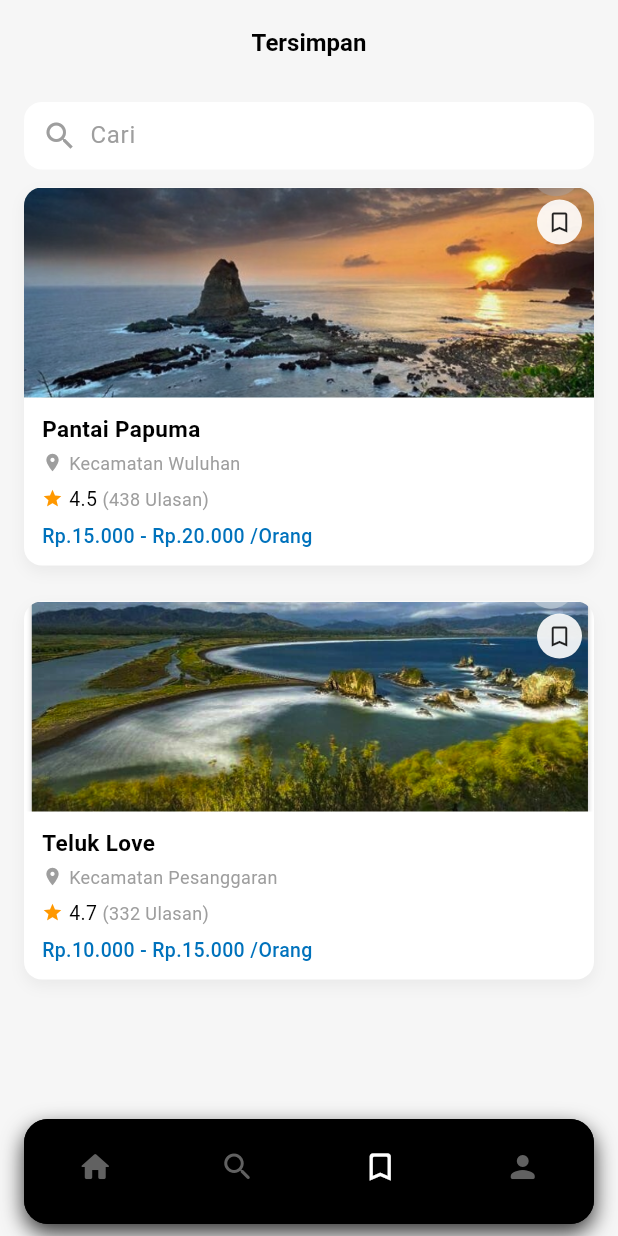
After one commit to Mysthios/J-Tour, a Flutter app: the SavedPage screen opened directly, on a phone screen of 412 x 824 dp. The commit adds this screen. Run offline on Flutter 3.47's test engine with Material 3 defaults, Android fonts, the phone set to English and light mode, and no system bars; our stand-ins replace flutter_riverpod, weather; Roboto replaces fonts that are missing (Helvetica).

Commit message:
Front end Akun, Front end Tersimpan, warna navbar biar kontras lagi, sama beberapa  di main

```diff
--- a/lib/main.dart
+++ b/lib/main.dart
@@ -1,7 +1,9 @@
 import 'package:flutter/material.dart';
 import 'package:flutter/services.dart';
 import 'package:flutter_riverpod/flutter_riverpod.dart';
+import 'package:j_tour/pages/account/account_page.dart';
 import 'package:j_tour/pages/onBoarding/onboarding_page.dart';
+import 'package:j_tour/pages/saved/saved_page.dart';
 import 'package:j_tour/pages/search/search_page.dart';
 
 void main() {
@@ -28,7 +30,7 @@ class MyApp extends StatelessWidget {
         colorScheme: ColorScheme.fromSwatch().copyWith(primary: Colors.blue),
       ),
       debugShowCheckedModeBanner: false,
-      home: const SearchPage(),
+      home: const AccountPage(),
     );
   }
 }
--- a/lib/pages/homepage/widgets/bottom_navbar.dart
+++ b/lib/pages/homepage/widgets/bottom_navbar.dart
@@ -37,7 +37,7 @@ class CustomBottomNavBar extends StatelessWidget {
               onTap: onTap,
               type: BottomNavigationBarType.fixed,
               selectedItemColor: Colors.white,
-              unselectedItemColor: Colors.grey[400],
+              unselectedItemColor: Colors.grey[700],
               showSelectedLabels: false,
               showUnselectedLabels: false,
               items: const [
--- /dev/null
+++ b/lib/pages/saved/saved_page.dart
@@ -0,0 +1,231 @@
+import 'package:flutter/material.dart';
+import 'package:j_tour/pages/homepage/widgets/bottom_navbar.dart';
+
+class SavedPage extends StatefulWidget {
+  const SavedPage({super.key});
+
+  @override
+  State<SavedPage> createState() => _SavedPageState();
+}
+
+const Color kPrimaryBlue = Color(0xFF0072BC);
+
+class _SavedPageState extends State<SavedPage> {
+  int _currentIndex = 2;
+
+
+  void _onNavBarTap(int index) {
+    setState(() => _currentIndex = index);
+  }
+
+  @override
+  Widget build(BuildContext context) {
+    return Scaffold(
+      backgroundColor: const Color(0xFFF6F6F6),
+      appBar: AppBar(
+        surfaceTintColor: Colors.transparent,
+        automaticallyImplyLeading: false,
+        backgroundColor: const Color(0xFFF6F6F6),
+        elevation: 0,
+        title: const Text(
+          "Tersimpan",
+          style: TextStyle(
+            color: Colors.black,
+            fontWeight: FontWeight.w600,
+            fontSize: 16,
+          ),
+        ),
+        centerTitle: true,
+      ),
+      body: Padding(
+        padding: const EdgeInsets.symmetric(horizontal: 16, vertical: 12),
+        child: Column(
+          crossAxisAlignment: CrossAxisAlignment.start,
+          children: [
+            // 🔍 Search bar & filter
+          Row(
+            children: [
+              Expanded(
+                child: Container(
+                  height: 45,
+                  decoration: BoxDecoration(
+                    color: Colors.white,
+                    borderRadius: BorderRadius.circular(12),
+                  ),
+                  padding: const EdgeInsets.symmetric(horizontal: 12),
+                  child: Row(
+                    children: [
+                      const Icon(Icons.search, color: Colors.grey),
+                      const SizedBox(width: 8),
+                      Expanded(
+                        child: TextField(
+                          decoration: const InputDecoration(
+                            hintText: "Cari",
+                            hintStyle: TextStyle(color: Colors.grey),
+                            border: InputBorder.none,
+                            isCollapsed: true,
+                          ),
+                        ),
+                      ),
+                    ],
+                  ),
+                ),
+              ),
+            ],
+          ),
+
+            const SizedBox(height: 12),
+
+
+
+
+            // 🧾 List destinasi
+            Expanded(
+              child: ListView(
+                padding: const EdgeInsets.only(bottom: 100),
+                children: const [
+                  DestinationCard(
+                    imagePath: 'assets/images/papuma2.png',
+                    name: 'Pantai Papuma',
+                    location: 'Kecamatan Wuluhan',
+                    rating: 4.5,
+                    reviews: 438,
+                    priceRange: 'Rp.15.000 - Rp.20.000',
+                  ),
+                  SizedBox(height: 24),
+                  DestinationCard(
+                    imagePath: 'assets/images/teluklove.png',
+                    name: 'Teluk Love',
+                    location: 'Kecamatan Pesanggaran',
+                    rating: 4.7,
+                    reviews: 332,
+                    priceRange: 'Rp.10.000 - Rp.15.000',
+                  ),
+                ],
+              ),
+            ),
+          ],
+        ),
+      ),
+      bottomNavigationBar: CustomBottomNavBar(
+        currentIndex: _currentIndex,
+        onTap: _onNavBarTap,
+      ),
+    );
+  }
+}
+
+class DestinationCard extends StatelessWidget {
+  final String imagePath;
+  final String name;
+  final String location;
+  final double rating;
+  final int reviews;
+  final String priceRange;
+
+  const DestinationCard({
+    super.key,
+    required this.imagePath,
+    required this.name,
+    required this.location,
+    required this.rating,
+    required this.reviews,
+    required this.priceRange,
+  });
+
+  @override
+  Widget build(BuildContext context) {
+    return Container(
+      decoration: BoxDecoration(
+        color: Colors.white,
+        borderRadius: BorderRadius.circular(12),
+        boxShadow: [
+          BoxShadow(
+            color: Colors.black.withOpacity(0.05),
+            blurRadius: 8,
+            offset: const Offset(0, 4),
+          ),
+        ],
+      ),
+      child: Column(
+        children: [
+          Stack(
+            children: [
+              ClipRRect(
+                borderRadius: const BorderRadius.vertical(top: Radius.circular(12)),
+                child: Image.asset(
+                  imagePath,
+                  height: 140,
+                  width: double.infinity,
+                  fit: BoxFit.cover,
+                ),
+              ),
+              Positioned(
+                top: 8,
+                right: 8,
+                child: Container(
+                  padding: const EdgeInsets.all(6),
+                  decoration: BoxDecoration(
+                    color: Colors.white.withOpacity(0.9),
+                    shape: BoxShape.circle,
+                  ),
+                  child: const Icon(Icons.bookmark_border, size: 18),
+                ),
+              )
+            ],
+          ),
+          Padding(
+            padding: const EdgeInsets.symmetric(horizontal: 12, vertical: 10),
+            child: Column(
+              crossAxisAlignment: CrossAxisAlignment.start,
+              children: [
+                Text(
+                  name,
+                  style: const TextStyle(
+                    fontWeight: FontWeight.w600,
+                    fontSize: 15,
+                  ),
+                ),
+                const SizedBox(height: 4),
+                Row(
+                  children: [
+                    const Icon(Icons.location_on, size: 14, color: Colors.grey),
+                    const SizedBox(width: 4),
+                    Text(
+                      location,
+                      style: const TextStyle(color: Colors.grey, fontSize: 12),
+                    ),
+                  ],
+                ),
+                const SizedBox(height: 6),
+                Row(
+                  children: [
+                    const Icon(Icons.star, size: 14, color: Colors.orange),
+                    const SizedBox(width: 4),
+                    Text(
+                      "$rating ",
+                      style: const TextStyle(fontSize: 13),
+                    ),
+                    Text(
+                      "($reviews Ulasan)",
+                      style: const TextStyle(color: Colors.grey, fontSize: 12),
+                    ),
+                  ],
+                ),
+                const SizedBox(height: 6),
+                Text(
+                  "$priceRange /Orang",
+                  style: const TextStyle(
+                    color: kPrimaryBlue,
+                    fontWeight: FontWeight.w500,
+                    fontSize: 13,
+                  ),
+                ),
+              ],
+            ),
+          ),
+        ],
+      ),
+    );
+  }
+}
```
Also changed, not shown: lib/pages/account/account_page.dart (added, +187 -0 lines), lib/pages/search/widgets/place_card.dart (deleted, +0 -53 lines).
